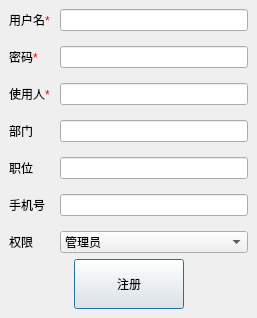
This is digitalIntegration/RegisterDialog.ui in jiaqingguo/DI as Qt 5 draws it before an edit. The edited form follows.
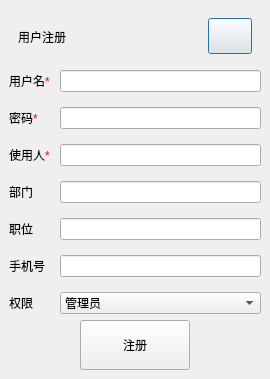
This is the edited form.

```diff
--- a/digitalIntegration/RegisterDialog.ui
+++ b/digitalIntegration/RegisterDialog.ui
@@ -9,8 +9,8 @@
    <rect>
     <x>0</x>
     <y>0</y>
-    <width>257</width>
-    <height>308</height>
+    <width>270</width>
+    <height>350</height>
    </rect>
   </property>
   <property name="minimumSize">
@@ -58,6 +58,75 @@
      <widget class="QWidget" name="page">
       <layout class="QGridLayout" name="gridLayout">
        <item row="0" column="0">
+        <widget class="QWidget" name="widget_2" native="true">
+         <property name="minimumSize">
+          <size>
+           <width>0</width>
+           <height>55</height>
+          </size>
+         </property>
+         <property name="maximumSize">
+          <size>
+           <width>16777215</width>
+           <height>55</height>
+          </size>
+         </property>
+         <layout class="QHBoxLayout" name="horizontalLayout_4">
+          <property name="leftMargin">
+           <number>9</number>
+          </property>
+          <property name="topMargin">
+           <number>0</number>
+          </property>
+          <property name="rightMargin">
+           <number>9</number>
+          </property>
+          <property name="bottomMargin">
+           <number>0</number>
+          </property>
+          <item>
+           <widget class="QLabel" name="labelRegistDialog">
+            <property name="text">
+             <string>用户注册</string>
+            </property>
+           </widget>
+          </item>
+          <item>
+           <spacer name="horizontalSpacer_7">
+            <property name="orientation">
+             <enum>Qt::Horizontal</enum>
+            </property>
+            <property name="sizeHint" stdset="0">
+             <size>
+              <width>127</width>
+              <height>20</height>
+             </size>
+            </property>
+           </spacer>
+          </item>
+          <item>
+           <widget class="QPushButton" name="btnRegistClose">
+            <property name="minimumSize">
+             <size>
+              <width>44</width>
+              <height>36</height>
+             </size>
+            </property>
+            <property name="maximumSize">
+             <size>
+              <width>44</width>
+              <height>36</height>
+             </size>
+            </property>
+            <property name="text">
+             <string/>
+            </property>
+           </widget>
+          </item>
+         </layout>
+        </widget>
+       </item>
+       <item row="1" column="0">
         <layout class="QGridLayout" name="gridLayout_2">
          <property name="horizontalSpacing">
           <number>10</number>
@@ -196,7 +265,7 @@
          </item>
         </layout>
        </item>
-       <item row="1" column="0">
+       <item row="2" column="0">
         <layout class="QHBoxLayout" name="horizontalLayout">
          <property name="spacing">
           <number>0</number>
```
Left out of the diff: 3 changed lines with no effect on the pictures.
